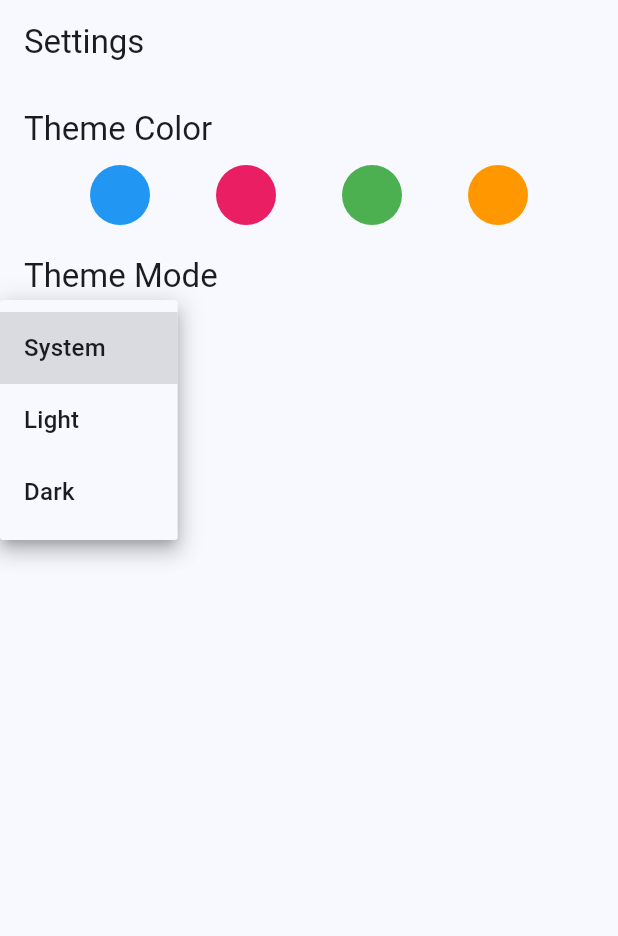
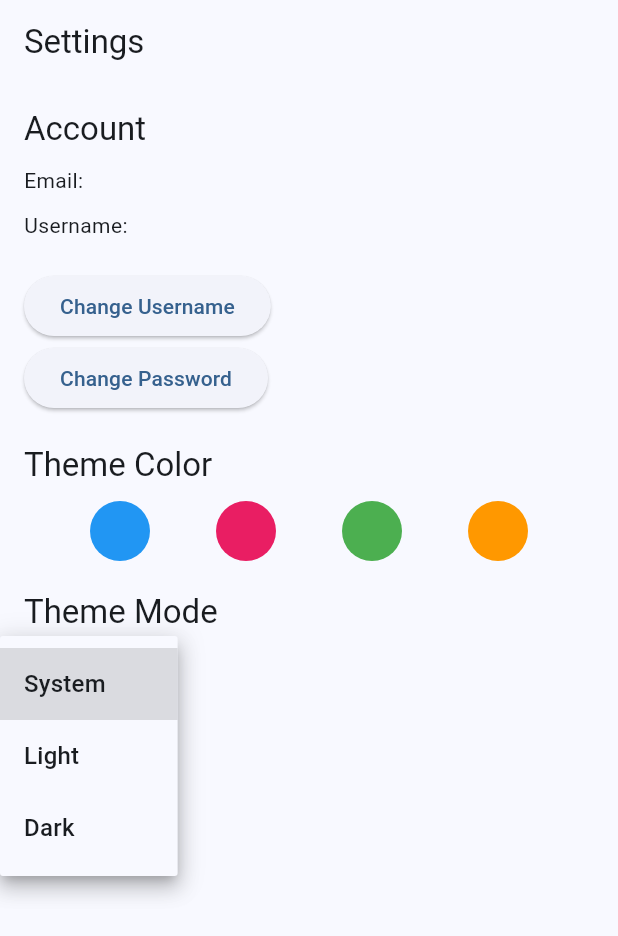
Before and after one commit to MaximeLeBesnerais/kindling, a Flutter app: the SettingsScreen screen opened directly, after a tap on "System", on a phone screen of 412 x 824 dp. Shown: the top 936 px of the screen. Run offline on Flutter 3.47's test engine with Material 3 defaults, Android fonts, the phone set to English and light mode, and no system bars; our stand-ins replace qr_flutter, shared_preferences; accounts and stored records are empty; network calls fail.

Commit message:
feat: Implement user profile and update functionality

```diff
--- a/lib/screens/settings/settings_screen.dart
+++ b/lib/screens/settings/settings_screen.dart
@@ -1,8 +1,42 @@
 import 'package:flutter/material.dart';
 import 'package:provider/provider.dart';
+import 'package:shared_preferences/shared_preferences.dart';
+import '../../services/api_service.dart';
 import '../../theme/theme_manager.dart';
 
-class SettingsScreen extends StatelessWidget {
+class SettingsScreen extends StatefulWidget {
+  @override
+  _SettingsScreenState createState() => _SettingsScreenState();
+}
+
+class _SettingsScreenState extends State<SettingsScreen> {
+  final ApiService _apiService = ApiService();
+  String _email = '';
+  String _username = '';
+
+  @override
+  void initState() {
+    super.initState();
+    _loadUserData();
+  }
+
+  Future<void> _loadUserData() async {
+    final prefs = await SharedPreferences.getInstance();
+    setState(() {
+      _email = prefs.getString('email') ?? '';
+      _username = prefs.getString('username') ?? '';
+    });
+    try {
+      final userData = await _apiService.getUser();
+      setState(() {
+        _email = userData['user']['email'];
+        _username = userData['user']['username'];
+      });
+    } catch (e) {
+      // Handle error
+    }
+  }
+
   @override
   Widget build(BuildContext context) {
     final themeManager = Provider.of<ThemeManager>(context);
@@ -17,6 +51,21 @@ class SettingsScreen extends StatelessWidget {
         child: Column(
           crossAxisAlignment: CrossAxisAlignment.start,
           children: [
+            Text('Account', style: Theme.of(context).textTheme.titleLarge),
+            SizedBox(height: 10),
+            Text('Email: $_email'),
+            SizedBox(height: 10),
+            Text('Username: $_username'),
+            SizedBox(height: 20),
+            ElevatedButton(
+              onPressed: _showChangeUsernameDialog,
+              child: Text('Change Username'),
+            ),
+            ElevatedButton(
+              onPressed: _showChangePasswordDialog,
+              child: Text('Change Password'),
+            ),
+            SizedBox(height: 20),
             Text('Theme Color', style: Theme.of(context).textTheme.titleLarge),
             SizedBox(height: 10),
             _buildThemeSelector(themeManager),
@@ -27,6 +76,114 @@ class SettingsScreen extends StatelessWidget {
           ],
         ),
       ),
+    );
+  }
+
+  void _showChangeUsernameDialog() {
+    final _newUsernameController = TextEditingController();
+    final _passwordController = TextEditingController();
+    showDialog(
+      context: context,
+      builder: (context) {
+        return AlertDialog(
+          title: Text('Change Username'),
+          content: Column(
+            mainAxisSize: MainAxisSize.min,
+            children: [
+              TextField(
+                controller: _newUsernameController,
+                decoration: InputDecoration(labelText: 'New Username'),
+              ),
+              TextField(
+                controller: _passwordController,
+                decoration: InputDecoration(labelText: 'Password'),
+                obscureText: true,
+              ),
+            ],
+          ),
+          actions: [
+            TextButton(
+              onPressed: () => Navigator.of(context).pop(),
+              child: Text('Cancel'),
+            ),
+            ElevatedButton(
+              onPressed: () async {
+                final newUsername = _newUsernameController.text;
+                final password = _passwordController.text;
+                if (newUsername.isNotEmpty && password.isNotEmpty) {
+                  try {
+                    await _apiService.updateUsername(newUsername, password);
+                    Navigator.of(context).pop();
+                    _loadUserData();
+                    ScaffoldMessenger.of(context).showSnackBar(
+                      SnackBar(content: Text('Username updated successfully')),
+                    );
+                  } catch (e) {
+                    ScaffoldMessenger.of(context).showSnackBar(
+                      SnackBar(content: Text('Failed to update username: $e')),
+                    );
+                  }
+                }
+              },
+              child: Text('Update'),
+            ),
+          ],
+        );
+      },
+    );
+  }
+
+  void _showChangePasswordDialog() {
+    final _currentPasswordController = TextEditingController();
+    final _newPasswordController = TextEditingController();
+    showDialog(
+      context: context,
+      builder: (context) {
+        return AlertDialog(
+          title: Text('Change Password'),
+          content: Column(
+            mainAxisSize: MainAxisSize.min,
+            children: [
+              TextField(
+                controller: _currentPasswordController,
+                decoration: InputDecoration(labelText: 'Current Password'),
+                obscureText: true,
+              ),
+              TextField(
+                controller: _newPasswordController,
+                decoration: InputDecoration(labelText: 'New Password'),
+                obscureText: true,
+              ),
+            ],
+          ),
+          actions: [
+            TextButton(
+              onPressed: () => Navigator.of(context).pop(),
+              child: Text('Cancel'),
+            ),
+            ElevatedButton(
+              onPressed: () async {
+                final currentPassword = _currentPasswordController.text;
+                final newPassword = _newPasswordController.text;
+                if (currentPassword.isNotEmpty && newPassword.isNotEmpty) {
+                  try {
+                    await _apiService.updatePassword(currentPassword, newPassword);
+                    Navigator.of(context).pop();
+                    ScaffoldMessenger.of(context).showSnackBar(
+                      SnackBar(content: Text('Password updated successfully')),
+                    );
+                  } catch (e) {
+                    ScaffoldMessenger.of(context).showSnackBar(
+                      SnackBar(content: Text('Failed to update password: $e')),
+                    );
+                  }
+                }
+              },
+              child: Text('Update'),
+            ),
+          ],
+        );
+      },
     );
   }
 
--- a/lib/services/api_service.dart
+++ b/lib/services/api_service.dart
@@ -1,4 +1,3 @@
-
 import 'dart:convert';
 import 'package:http/http.dart' as http;
 import 'package:shared_preferences/shared_preferences.dart';
@@ -92,4 +91,73 @@ class ApiService {
       throw Exception('Failed to join space');
     }
   }
+
+  Future<Map<String, dynamic>> getUser() async {
+    final prefs = await SharedPreferences.getInstance();
+    final token = prefs.getString('api_token');
+
+    final response = await http.get(
+      Uri.parse('$_baseUrl/users/me'),
+      headers: {
+        'Authorization': 'Bearer $token',
+        'Content-Type': 'application/json',
+      },
+    );
+
+    if (response.statusCode == 200) {
+      final data = jsonDecode(response.body);
+      await prefs.setString('email', data['Email']);
+      await prefs.setString('username', data['Username']);
+      return data;
+    } else {
+      throw Exception('Failed to get user data');
+    }
+  }
+
+  Future<Map<String, dynamic>> updateUsername(String newUsername, String password) async {
+    final prefs = await SharedPreferences.getInstance();
+    final token = prefs.getString('api_token');
+
+    final response = await http.patch(
+      Uri.parse('$_baseUrl/users/me/username'),
+      headers: {
+        'Content-Type': 'application/json',
+        'Authorization': 'Bearer $token',
+      },
+      body: jsonEncode({
+        'username': newUsername,
+        'password': password,
+      }),
+    );
+
+    if (response.statusCode == 200) {
+      final data = jsonDecode(response.body);
+      await prefs.setString('username', data['username']);
+      return data;
+    } else {
+      throw Exception('Failed to update username');
+    }
+  }
+
+  Future<void> updatePassword(String currentPassword, String newPassword) async {
+    final prefs = await SharedPreferences.getInstance();
+    final token = prefs.getString('api_token');
+
+    final response = await http.patch(
+      Uri.parse('$_baseUrl/users/me/password'),
+      headers: {
+        'Content-Type': 'application/json',
+        'Authorization': 'Bearer $token',
+      },
+      body: jsonEncode({
+        'current_password': currentPassword,
+        'new_password': newPassword,
+      }),
+    );
+
+    if (response.statusCode != 200) {
+      final error = jsonDecode(response.body);
+      throw Exception('Failed to update password: ${error['error']}');
+    }
+  }
 }
```
Also changed, not shown: 1 other file.
